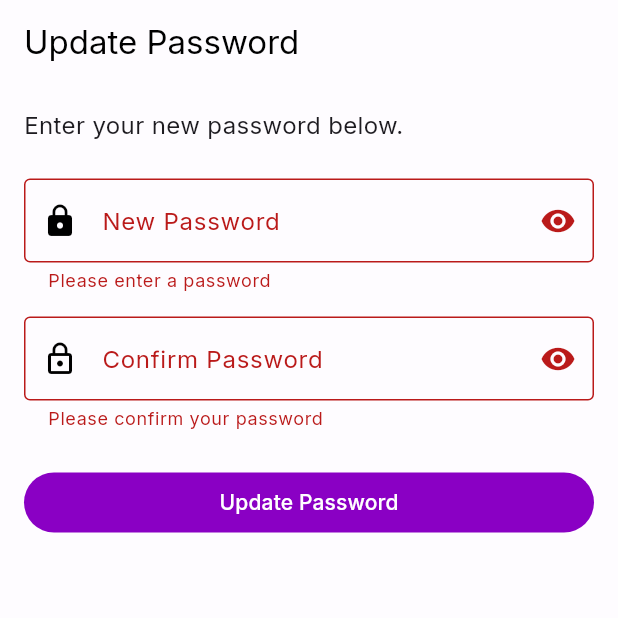
After one commit to alexhickes/wysx-flutter, a Flutter app: the UpdatePasswordScreen screen opened by its route, after a tap on "Update Password", on a phone screen of 412 x 824 dp, the top half of it. The commit adds this screen. Run offline on Flutter 3.47's test engine with Material 3 defaults, Android fonts, the phone set to English and light mode, and no system bars; our stand-ins replace drift, drift_flutter, equatable, flutter_animate, flutter_map, flutter_riverpod and 5 more; missing offline and left inert: app_settings, wolt_modal_sheet; accounts and stored records are empty; generated files the repository leaves out were written again; network calls fail.

Commit message:
changes to map, coordinate selector, and reset password added

```diff
--- a/lib/core/router/app_router.dart
+++ b/lib/core/router/app_router.dart
@@ -3,6 +3,9 @@ import 'package:go_router/go_router.dart';
 import 'package:flutter_riverpod/flutter_riverpod.dart';
 import '../../features/auth/presentation/auth_screen.dart';
 import '../../features/auth/presentation/providers/auth_providers.dart';
+import '../../features/auth/presentation/reset_password/reset_password_screen.dart';
+import '../../features/auth/presentation/update_password/update_password_screen.dart';
+import 'package:supabase_flutter/supabase_flutter.dart' show AuthChangeEvent;
 import '../../shared/layout/responsive_shell.dart';
 import '../../features/map/presentation/map_screen.dart';
 import '../../features/home/presentation/screens/home_screen.dart';
@@ -27,6 +30,7 @@ final _rootNavigatorKey = GlobalKey<NavigatorState>();
 
 final goRouterProvider = Provider<GoRouter>((ref) {
   final authState = ref.watch(authStateProvider);
+  final authEvents = ref.watch(authEventsProvider);
 
   return GoRouter(
     navigatorKey: _rootNavigatorKey,
@@ -37,8 +41,17 @@ final goRouterProvider = Provider<GoRouter>((ref) {
     redirect: (context, state) {
       final isLoggedIn = authState.value != null;
       final isAuthRoute = state.uri.path == '/auth';
+      final isResetRoute =
+          state.uri.path == '/reset-password'; // The request page
+      final isUpdateRoute =
+          state.uri.path == '/auth/reset-password'; // The actual update page
 
-      if (!isLoggedIn && !isAuthRoute) {
+      // Handling password recovery flow
+      if (authEvents.value == AuthChangeEvent.passwordRecovery) {
+        return '/auth/reset-password';
+      }
+
+      if (!isLoggedIn && !isAuthRoute && !isResetRoute && !isUpdateRoute) {
         return '/auth';
       }
 
@@ -50,6 +63,14 @@ final goRouterProvider = Provider<GoRouter>((ref) {
     },
     routes: [
       GoRoute(path: '/auth', builder: (context, state) => const AuthScreen()),
+      GoRoute(
+        path: '/reset-password',
+        builder: (context, state) => const ResetPasswordScreen(),
+      ),
+      GoRoute(
+        path: '/auth/reset-password',
+        builder: (context, state) => const UpdatePasswordScreen(),
+      ),
       StatefulShellRoute.indexedStack(
         builder: (context, state, navigationShell) {
           return ResponsiveShell(navigationShell: navigationShell);
--- a/lib/features/auth/domain/repositories/i_auth_repository.dart
+++ b/lib/features/auth/domain/repositories/i_auth_repository.dart
@@ -1,3 +1,4 @@
+import 'package:supabase_flutter/supabase_flutter.dart' show AuthChangeEvent;
 import '../entities/auth_user.dart';
 
 abstract class IAuthRepository {
@@ -15,4 +16,10 @@ abstract class IAuthRepository {
   Future<void> signInWithFacebook();
   Future<void> signInWithApple(); // Usually standard for iOS
   Future<void> signOut();
+
+  Stream<AuthChangeEvent> get authEvents;
+
+  Future<void> sendPasswordResetEmail(String email);
+
+  Future<void> updatePassword(String password);
 }
--- a/lib/features/auth/presentation/providers/auth_providers.dart
+++ b/lib/features/auth/presentation/providers/auth_providers.dart
@@ -21,3 +21,8 @@ final authStateProvider = StreamProvider<AuthUser?>((ref) {
 final currentUserProvider = Provider<AuthUser?>((ref) {
   return ref.watch(authStateProvider).value;
 });
+
+final authEventsProvider = StreamProvider<AuthChangeEvent>((ref) {
+  final repository = ref.watch(authRepositoryProvider);
+  return repository.authEvents;
+});
--- /dev/null
+++ b/lib/features/auth/presentation/update_password/update_password_screen.dart
@@ -0,0 +1,166 @@
+import 'package:flutter/material.dart';
+import 'package:flutter_riverpod/flutter_riverpod.dart';
+import 'package:go_router/go_router.dart';
+import '../providers/auth_providers.dart';
+
+class UpdatePasswordScreen extends ConsumerStatefulWidget {
+  const UpdatePasswordScreen({super.key});
+
+  @override
+  ConsumerState<UpdatePasswordScreen> createState() =>
+      _UpdatePasswordScreenState();
+}
+
+class _UpdatePasswordScreenState extends ConsumerState<UpdatePasswordScreen> {
+  final _passwordController = TextEditingController();
+  final _confirmPasswordController = TextEditingController();
+  final _formKey = GlobalKey<FormState>();
+  bool _isLoading = false;
+  bool _obscurePassword = true;
+  bool _obscureConfirmPassword = true;
+
+  @override
+  void dispose() {
+    _passwordController.dispose();
+    _confirmPasswordController.dispose();
+    super.dispose();
+  }
+
+  Future<void> _submit() async {
+    if (!_formKey.currentState!.validate()) return;
+
+    if (_passwordController.text != _confirmPasswordController.text) {
+      ScaffoldMessenger.of(context).showSnackBar(
+        const SnackBar(
+          content: Text('Passwords do not match'),
+          backgroundColor: Colors.red,
+        ),
+      );
+      return;
+    }
+
+    setState(() => _isLoading = true);
+
+    try {
+      await ref
+          .read(authRepositoryProvider)
+          .updatePassword(_passwordController.text);
+      if (mounted) {
+        ScaffoldMessenger.of(context).showSnackBar(
+          const SnackBar(
+            content: Text('Password updated successfully!'),
+            backgroundColor: Colors.green,
+          ),
+        );
+        // Navigate to home logic is handled by router based on auth state,
+        // but explicitly going to home ensures clean slate if needed.
+        context.go('/home');
+      }
+    } catch (e) {
+      if (mounted) {
+        ScaffoldMessenger.of(context).showSnackBar(
+          SnackBar(
+            content: Text('Error: ${e.toString()}'),
+            backgroundColor: Colors.red,
+          ),
+        );
+      }
+    } finally {
+      if (mounted) {
+        setState(() => _isLoading = false);
+      }
+    }
+  }
+
+  @override
+  Widget build(BuildContext context) {
+    return Scaffold(
+      appBar: AppBar(title: const Text('Update Password')),
+      body: Padding(
+        padding: const EdgeInsets.all(16.0),
+        child: Form(
+          key: _formKey,
+          child: Column(
+            crossAxisAlignment: CrossAxisAlignment.stretch,
+            children: [
+              const Text(
+                'Enter your new password below.',
+                style: TextStyle(fontSize: 16),
+              ),
+              const SizedBox(height: 24),
+              TextFormField(
+                controller: _passwordController,
+                decoration: InputDecoration(
+                  labelText: 'New Password',
+                  border: const OutlineInputBorder(),
+                  prefixIcon: const Icon(Icons.lock),
+                  suffixIcon: IconButton(
+                    icon: Icon(
+                      _obscurePassword
+                          ? Icons.visibility
+                          : Icons.visibility_off,
+                    ),
+                    onPressed: () {
+                      setState(() {
+                        _obscurePassword = !_obscurePassword;
+                      });
+                    },
+                  ),
+                ),
+                obscureText: _obscurePassword,
+                validator: (value) {
+                  if (value == null || value.isEmpty) {
+                    return 'Please enter a password';
+                  }
+                  if (value.length < 6) {
+                    return 'Password must be at least 6 characters';
+                  }
+                  return null;
+                },
+              ),
+              const SizedBox(height: 16),
+              TextFormField(
+                controller: _confirmPasswordController,
+                decoration: InputDecoration(
+                  labelText: 'Confirm Password',
+                  border: const OutlineInputBorder(),
+                  prefixIcon: const Icon(Icons.lock_outline),
+                  suffixIcon: IconButton(
+                    icon: Icon(
+                      _obscureConfirmPassword
+                          ? Icons.visibility
+                          : Icons.visibility_off,
+                    ),
+                    onPressed: () {
+                      setState(() {
+                        _obscureConfirmPassword = !_obscureConfirmPassword;
+                      });
+                    },
+                  ),
+                ),
+                obscureText: _obscureConfirmPassword,
+                validator: (value) {
+                  if (value == null || value.isEmpty) {
+                    return 'Please confirm your password';
+                  }
+                  return null;
+                },
+              ),
+              const SizedBox(height: 24),
+              FilledButton(
+                onPressed: _isLoading ? null : _submit,
+                child: _isLoading
+                    ? const SizedBox(
+                        height: 20,
+                        width: 20,
+                        child: CircularProgressIndicator(strokeWidth: 2),
+                      )
+                    : const Text('Update Password'),
+              ),
+            ],
+          ),
+        ),
+      ),
+    );
+  }
+}
--- a/lib/features/auth/presentation/widgets/sign_in_form.dart
+++ b/lib/features/auth/presentation/widgets/sign_in_form.dart
@@ -1,5 +1,6 @@
 import 'package:flutter/material.dart';
 import 'package:flutter_riverpod/flutter_riverpod.dart';
+import 'package:go_router/go_router.dart';
 import '../../../../core/theme/app_colors.dart';
 import '../providers/auth_providers.dart';
 import 'social_login_row.dart';
@@ -75,7 +76,7 @@ class _SignInFormState extends ConsumerState<SignInForm> {
           Align(
             alignment: Alignment.centerRight,
             child: TextButton(
-              onPressed: () {}, // TODO: Implement Forgot Password
+              onPressed: () => context.push('/reset-password'),
               child: const Text('Forgot Password?'),
             ),
           ),
--- a/lib/features/places/data/repositories/supabase_places_repository.dart
+++ b/lib/features/places/data/repositories/supabase_places_repository.dart
@@ -17,6 +17,10 @@ class SupabasePlacesRepository {
       'created_by': place.createdBy,
       'updated_at': place.updatedAt.toIso8601String(),
     });
+  }
+
+  Future<void> updatePlace(String placeId, Map<String, dynamic> updates) async {
+    await _client.from('places').update(updates).eq('id', placeId);
   }
 
   /// Fetch active members at each place
```
Also changed, not shown: lib/core/presentation/widgets/app_header.dart (+12 -0 lines), lib/features/account/presentation/account_screen.dart (+10 -11 lines), lib/features/auth/data/repositories/supabase_auth_repository.dart (+18 -2 lines), lib/features/auth/presentation/reset_password/reset_password_screen.dart (added, +109 -0 lines), lib/features/groups/data/repositories/supabase_groups_repository.dart (+21 -0 lines), lib/features/groups/presentation/screens/group_details_screen.dart (+22 -1 lines), lib/features/groups/presentation/widgets/edit_group_place_sheet.dart (added, +261 -0 lines), 2 other files.
